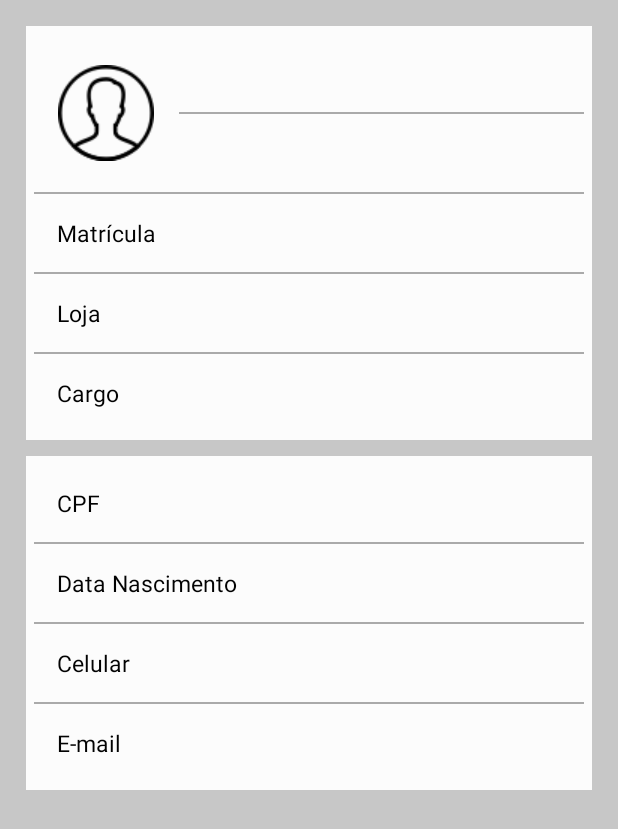
After one commit to vmandre/market, an Android app: the layout fragment_meus_dados.xml on its own in the app's theme, with its tools: preview values and no code run, on a phone screen of 412 x 824 dp. The commit adds this screen. Shown: the top 829 px of the screen. Run offline under Robolectric (Android 15) with nearby library versions, the phone set to English and light mode, and no system bars.

Commit message:
Adicionado fragment meus dados

```diff
--- a/Market-APP/app/src/main/java/br/com/market/activities/MainActivity.java
+++ b/Market-APP/app/src/main/java/br/com/market/activities/MainActivity.java
@@ -20,6 +20,7 @@ import org.androidannotations.annotations.EActivity;
 import org.androidannotations.annotations.ViewById;
 
 import br.com.market.R;
+import br.com.market.fragment.MeusDadosFragment_;
 import br.com.market.fragment.VagasDisponiveisFragment_;
 import br.com.market.infra.ParametrosAplicacao;
 import br.com.market.infra.Utils;
@@ -115,7 +116,9 @@ public class MainActivity extends AppCompatActivity
 
         if (id == R.id.nav_lista_vagas) {
             iniciaTrafment(this, new VagasDisponiveisFragment_());
-
+        }
+        if (id == R.id.nv_meus_dados) {
+            iniciaTrafment(this, new MeusDadosFragment_());
         }
         DrawerLayout drawer = (DrawerLayout) findViewById(R.id.drawer_layout);
         drawer.closeDrawer(GravityCompat.START);
--- /dev/null
+++ b/Market-APP/app/src/main/java/br/com/market/fragment/MeusDadosFragment.java
@@ -0,0 +1,143 @@
+package br.com.market.fragment;
+
+import android.content.Intent;
+import android.os.Bundle;
+import android.support.v4.app.Fragment;
+import android.util.Log;
+import android.view.LayoutInflater;
+import android.view.View;
+import android.view.ViewGroup;
+import android.widget.AdapterView;
+import android.widget.EditText;
+import android.widget.ListView;
+import android.widget.TextView;
+import android.widget.Toast;
+
+import org.androidannotations.annotations.Background;
+import org.androidannotations.annotations.EFragment;
+import org.androidannotations.annotations.UiThread;
+import org.androidannotations.annotations.ViewById;
+import org.androidannotations.rest.spring.annotations.RestService;
+
+import java.text.SimpleDateFormat;
+import java.util.List;
+
+import br.com.market.R;
+import br.com.market.activities.DetalhesVagasActivity;
+import br.com.market.activities.DetalhesVagasActivity_;
+import br.com.market.adapter.VagasAdapter;
+import br.com.market.infra.ParametrosAplicacao;
+import br.com.market.infra.Utils;
+import br.com.market.models.Funcionario;
+import br.com.market.models.Vaga;
+import br.com.market.services.MarketRestService;
+
+@EFragment(R.layout.fragment_meus_dados)
+public class MeusDadosFragment extends Fragment {
+
+    private static final String TAG = "DadosFuncionario";
+
+    @RestService
+    MarketRestService marketService;
+    @ViewById(R.id.txtNome)
+    public TextView txtNome;
+    @ViewById(R.id.txtSobrenome)
+    public TextView txtSobrenome;
+    @ViewById(R.id.txtMatricula)
+    public TextView txtMatricula;
+    @ViewById(R.id.txtLoja)
+    public TextView txtLoja;
+    @ViewById(R.id.txtCargo)
+    public TextView txtCargo;
+    @ViewById(R.id.txtCPF)
+    public TextView txtCPF;
+    @ViewById(R.id.txtDtNascimento)
+    public TextView txtDtNascimento;
+    @ViewById(R.id.txtcelular)
+    public TextView txtcelular;
+    @ViewById(R.id.txtEmail)
+    public TextView txtEmail;
+
+    private View view;
+
+    DetalhesVagasActivity detalhe = new DetalhesVagasActivity();
+
+    public MeusDadosFragment() {
+    }
+
+    public View onCreateView(LayoutInflater inflater, ViewGroup container, Bundle savedInstanceState) {
+        Log.i(TAG, "METHOD: onCreateView");
+        // Inflate the layout for this fragment
+        view = inflater.inflate(R.layout.fragment_meus_dados, container, false);
+        //Inicia os campos necessários caso não tenha sido injetado.
+        initFields();
+        // Inicia Listeners
+        initScreen(view);
+        // Retorna view
+        return view;
+    }
+
+    private void initScreen(final View view) {
+        Log.i(TAG, "METHOD: initScreen");
+
+        Funcionario funcionarioLogado = (Funcionario) Utils.jsonToObject(
+                ParametrosAplicacao.getParametro(getActivity().getApplicationContext(), ParametrosAplicacao.CHAVE_FUNCIONARIO_LOGADO), Funcionario.class);
+        SimpleDateFormat sdf = new SimpleDateFormat("dd/MM/yyyy");
+        int posicao = funcionarioLogado.getNome().indexOf(" ");
+
+        if (posicao > 0) {
+            txtNome.setText(funcionarioLogado.getNome().substring(0, posicao));
+            txtSobrenome.setText(funcionarioLogado.getNome().substring(posicao + 1));
+        } else {
+            txtNome.setText(funcionarioLogado.getNome());
+        }
+
+        txtMatricula.setText(funcionarioLogado.getMatricula().toString());
+        txtLoja.setText(funcionarioLogado.getLoja().getNome());
+        txtCargo.setText(funcionarioLogado.getCargo().getDescricao());
+        txtCPF.setText(funcionarioLogado.getCpf().toString());
+        txtDtNascimento.setText(sdf.format(funcionarioLogado.getDataNascimento()));
+        txtcelular.setText(funcionarioLogado.getCelular());
+        txtEmail.setText(funcionarioLogado.getEmail());
+    }
+
+    private void initFields() {
+        if (txtNome == null) {
+            txtNome = (TextView) view.findViewById(R.id.txtNome);
+        }
+        if (txtSobrenome == null) {
+            txtSobrenome = (TextView) view.findViewById(R.id.txtSobrenome);
+        }
+        if (txtMatricula == null) {
+            txtMatricula = (TextView) view.findViewById(R.id.txtMatricula);
+        }
+        if (txtLoja == null) {
+            txtLoja = (TextView) view.findViewById(R.id.txtLoja);
+        }
+        if (txtCargo == null) {
+            txtCargo = (TextView) view.findViewById(R.id.txtCargo);
+        }
+        if (txtCPF == null) {
+            txtCPF = (TextView) view.findViewById(R.id.txtCPF);
+        }
+        if (txtDtNascimento == null) {
+            txtDtNascimento = (TextView) view.findViewById(R.id.txtDtNascimento);
+        }
+        if (txtcelular == null) {
+            txtcelular = (TextView) view.findViewById(R.id.txtcelular);
+        }
+        if (txtEmail == null) {
+            txtEmail = (TextView) view.findViewById(R.id.txtEmail);
+        }
+
+    }
+
+    @UiThread
+    void erroServico(String mensagem) {
+        exibirToast(mensagem, Toast.LENGTH_LONG);
+    }
+
+    private void exibirToast(CharSequence mensagem, int duration) {
+        Toast.makeText(getActivity().getApplicationContext(), mensagem, duration).show();
+    }
+}
--- a/Market-APP/app/src/main/res/layout/activity_main.xml
+++ b/Market-APP/app/src/main/res/layout/activity_main.xml
@@ -13,11 +13,6 @@
         android:layout_width="match_parent"
         android:layout_height="match_parent" />
 
-    <!--<include
-        layout="@layout/fragment_vagas_disponiveis"
-        android:layout_width="match_parent"
-        android:layout_height="match_parent" />-->
-
     <android.support.design.widget.NavigationView
         android:id="@+id/nav_view"
         android:layout_width="wrap_content"
--- /dev/null
+++ b/Market-APP/app/src/main/res/layout/fragment_meus_dados.xml
@@ -0,0 +1,296 @@
+<?xml version="1.0" encoding="utf-8"?>
+<RelativeLayout xmlns:android="http://schemas.android.com/apk/res/android"
+    xmlns:app="http://schemas.android.com/apk/res-auto"
+    xmlns:tools="http://schemas.android.com/tools"
+    android:layout_width="match_parent"
+    android:layout_height="match_parent"
+    app:layout_behavior="@string/appbar_scrolling_view_behavior"
+    tools:context="br.com.market.activities.MainActivity">
+
+    <LinearLayout
+        android:id="@+id/lnMeusDadosLayout"
+        android:layout_width="match_parent"
+        android:layout_height="match_parent"
+        android:background="@color/cinza"
+        android:orientation="vertical">
+
+        <LinearLayout
+            android:layout_width="match_parent"
+            android:layout_height="match_parent"
+            android:layout_margin="4dp"
+            android:layout_weight="0.5"
+            android:background="@color/cinza"
+            android:orientation="vertical"
+            android:paddingBottom="@dimen/margin_8dp"
+            android:paddingLeft="@dimen/margin_8dp"
+            android:paddingRight="@dimen/margin_8dp"
+            android:paddingTop="@dimen/margin_8dp">
+
+            <GridLayout
+                android:layout_width="wrap_content"
+                android:layout_height="wrap_content"
+                android:layout_margin="5dp"
+                android:columnCount="2"
+                android:padding="5dp"
+                android:background="@color/branco">
+
+                <ImageView
+                    android:id="@+id/img_foto"
+                    android:layout_alignParentRight="true"
+                    android:layout_gravity="center"
+                    android:layout_rowSpan="3"
+                    android:background="@color/branco"
+                    android:src="@drawable/ic_funcionario" />
+
+                <TextView
+                    android:id="@+id/txtNome"
+                    android:layout_width="match_parent"
+                    android:layout_height="wrap_content"
+                    android:fontFamily="sans-serif"
+                    android:padding="15dp"
+                    android:textColor="@color/preto"
+                    android:textSize="15dp" />
+
+                <View
+                    android:layout_width="match_parent"
+                    android:layout_height="1dp"
+                    android:background="@android:color/darker_gray" />
+
+                <TextView
+                    android:id="@+id/txtSobrenome"
+                    android:layout_width="match_parent"
+                    android:layout_height="wrap_content"
+                    android:fontFamily="sans-serif"
+                    android:padding="15dp"
+                    android:textColor="@color/preto"
+                    android:textSize="15dp" />
+
+                <View
+                    android:layout_width="match_parent"
+                    android:layout_height="1dp"
+                    android:layout_columnSpan="2"
+                    android:background="@android:color/darker_gray" />
+
+                <TextView
+                    android:layout_width="match_parent"
+                    android:layout_height="wrap_content"
+                    android:fontFamily="sans-serif"
+                    android:padding="15dp"
+                    android:text="@string/label_matricula"
+                    android:textColor="@color/preto"
+                    android:textSize="15dp" />
+
+                <TextView
+                    android:id="@+id/txtMatricula"
+                    android:layout_width="match_parent"
+                    android:layout_height="wrap_content"
+                    android:fontFamily="sans-serif"
+                    android:padding="15dp"
+                    android:textColor="@color/preto"
+                    android:textSize="15dp" />
+
+                <View
+                    android:layout_width="match_parent"
+                    android:layout_height="1dp"
+                    android:layout_columnSpan="2"
+                    android:background="@android:color/darker_gray" />
+
+                <TextView
+                    android:layout_width="match_parent"
+                    android:layout_height="wrap_content"
+                    android:fontFamily="sans-serif"
+                    android:padding="15dp"
+                    android:text="@string/label_loja"
+                    android:textColor="@color/preto"
+                    android:textSize="15dp" />
+
+                <TextView
+                    android:id="@+id/txtLoja"
+                    android:layout_width="match_parent"
+                    android:layout_height="wrap_content"
+                    android:fontFamily="sans-serif"
+                    android:padding="15dp"
+                    android:textColor="@color/preto"
+                    android:textSize="15dp" />
+
+                <View
+                    android:layout_width="match_parent"
+                    android:layout_height="1dp"
+                    android:layout_columnSpan="2"
+                    android:background="@android:color/darker_gray" />
+
+                <TextView
+                    android:layout_width="match_parent"
+                    android:layout_height="wrap_content"
+                    android:fontFamily="sans-serif"
+                    android:padding="15dp"
+                    android:text="@string/label_cargo"
+                    android:textColor="@color/preto"
+                    android:textSize="15dp" />
+
+                <TextView
+                    android:id="@+id/txtCargo"
+                    android:layout_width="match_parent"
+                    android:layout_height="wrap_content"
+                    android:fontFamily="sans-serif"
+                    android:padding="15dp"
+                    android:textColor="@color/preto"
+                    android:textSize="15dp" />
+            </GridLayout>
+
+            <GridLayout
+                android:layout_width="wrap_content"
+                android:layout_height="wrap_content"
+                android:layout_margin="5dp"
+                android:columnCount="2"
+                android:padding="5dp"
+                android:background="@color/branco">
+
+                <TextView
+                    android:layout_width="match_parent"
+                    android:layout_height="wrap_content"
+                    android:fontFamily="sans-serif"
+                    android:padding="15dp"
+                    android:text="@string/label_cpf"
+                    android:textColor="@color/preto"
+                    android:textSize="15dp" />
+
+                <TextView
+                    android:id="@+id/txtCPF"
+                    android:layout_width="match_parent"
+                    android:layout_height="wrap_content"
+                    android:fontFamily="sans-serif"
+                    android:padding="15dp"
+                    android:textColor="@color/preto"
+                    android:textSize="15dp" />
+
+                <View
+                    android:layout_width="match_parent"
+                    android:layout_height="1dp"
+                    android:layout_columnSpan="2"
+                    android:background="@android:color/darker_gray" />
+
+                <TextView
+                    android:layout_width="match_parent"
+                    android:layout_height="wrap_content"
+                    android:fontFamily="sans-serif"
+                    android:padding="15dp"
+                    android:text="@string/label_data_nascimento"
+                    android:textColor="@color/preto"
+                    android:textSize="15dp" />
+
+                <TextView
+                    android:id="@+id/txtDtNascimento"
+                    android:layout_width="match_parent"
+                    android:layout_height="wrap_content"
+                    android:fontFamily="sans-serif"
+                    android:padding="15dp"
+                    android:textColor="@color/preto"
+                    android:textSize="15dp" />
+
+                <View
+                    android:layout_width="match_parent"
+                    android:layout_height="1dp"
+                    android:layout_columnSpan="2"
+                    android:background="@android:color/darker_gray" />
+
+                <TextView
+                    android:layout_width="match_parent"
+                    android:layout_height="wrap_content"
+                    android:fontFamily="sans-serif"
+                    android:padding="15dp"
+                    android:text="@string/label_celular"
+                    android:textColor="@color/preto"
+                    android:textSize="15dp" />
+
+                <TextView
+                    android:id="@+id/txtcelular"
+                    android:layout_width="match_parent"
+                    android:layout_height="wrap_content"
+                    android:fontFamily="sans-serif"
+                    android:padding="15dp"
+                    android:textColor="@color/preto"
+                    android:textSize="15dp" />
+
+                <View
+                    android:layout_width="match_parent"
+                    android:layout_height="1dp"
+                    android:layout_columnSpan="2"
+                    android:background="@android:color/darker_gray" />
+
+                <TextView
+                    android:layout_width="match_parent"
+                    android:layout_height="wrap_content"
+                    android:fontFamily="sans-serif"
+                    android:padding="15dp"
+                    android:text="@string/label_email"
+                    android:textColor="@color/preto"
+                    android:textSize="15dp" />
+
+                <TextView
+                    android:id="@+id/txtEmail"
+                    android:layout_width="match_parent"
+                    android:layout_height="wrap_content"
+                    android:fontFamily="sans-serif"
+                    android:padding="15dp"
+                    android:textColor="@color/preto"
+                    android:textSize="15dp" />
+
+            </GridLayout>
+
+        </LinearLayout>
+
+        <!--<LinearLayout-->
+        <!--android:layout_width="match_parent"-->
+        <!--android:layout_height="match_parent"-->
+        <!--android:orientation="vertical"-->
+        <!--android:background="@color/branco"-->
+        <!--android:layout_weight="0.5"-->
+        <!--android:layout_margin="4dp"-->
+        <!--android:paddingBottom="@dimen/margin_8dp"-->
+        <!--android:paddingLeft="@dimen/margin_8dp"-->
+        <!--android:paddingRight="@dimen/margin_8dp"-->
+        <!--android:paddingTop="@dimen/margin_8dp">-->
+
+        <!--<TableLayout-->
+        <!--android:layout_width="wrap_content"-->
+        <!--android:layout_height="wrap_content"-->
+        <!--android:stretchColumns="0,1"-->
+        <!--android:padding="5dp"-->
+        <!--android:layout_margin="5dp">-->
+
+
+        <!--<TableRow>-->
+        <!--<TextView-->
+        <!--android:layout_width="match_parent"-->
+        <!--android:layout_height="wrap_content"-->
+        <!--android:text="Outras Unidades"-->
+        <!--android:fontFamily="sans-serif"-->
+        <!--android:textColor="@color/preto"-->
+        <!--android:paddingBottom="@dimen/margin_8dp"-->
+        <!--android:paddingTop="@dimen/margin_8dp"-->
+        <!--android:textSize="15dp"/>-->
+
+        <!--<ImageView-->
+        <!--android:id="@+id/iv_ver_mais_outras_unidades"-->
+        <!--android:layout_width="30dp"-->
+        <!--android:layout_height="30dp"-->
+        <!--android:src="@drawable/ic_list_black_48dp"-->
+        <!--android:layout_alignParentRight="true"-->
+        <!--android:background="@color/branco"-->
+        <!--android:layout_gravity="right"/>-->
+        <!--</TableRow>-->
+
+        <!--</TableLayout>-->
+
+        <!--<ListView-->
+        <!--android:layout_below="@+id/linearLayout_cabecalho"-->
+        <!--android:id="@+id/lv_outras_unidades"-->
+        <!--android:layout_width="wrap_content"-->
+        <!--android:layout_height="wrap_content"-->
+        <!--android:background="@color/branco" />-->
+
+        <!--</LinearLayout>-->
+    </LinearLayout>
+
+</RelativeLayout>
--- a/Market-APP/app/src/main/res/values/strings.xml
+++ b/Market-APP/app/src/main/res/values/strings.xml
@@ -21,5 +21,11 @@
     <string name="noticias">Notícias</string>
     <string name="market_area">Market Área</string>
     <string name="configuracao">Configuração</string>
+    <string name="label_loja">Loja</string>
+    <string name="label_celular">Celular</string>
+    <string name="label_email">E-mail</string>
+    <string name="label_cargo">Cargo</string>
+    <string name="label_cpf">CPF</string>
+    <string name="label_data_nascimento">Data Nascimento</string>
 
 </resources>
```
Also changed, not shown: Market-APP/app/src/main/AndroidManifest.xml (+4 -4 lines).
